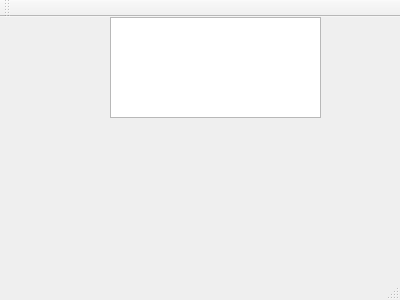
Old version of the form mainwindow.ui in the repository Liurunyuan/guiJ75.
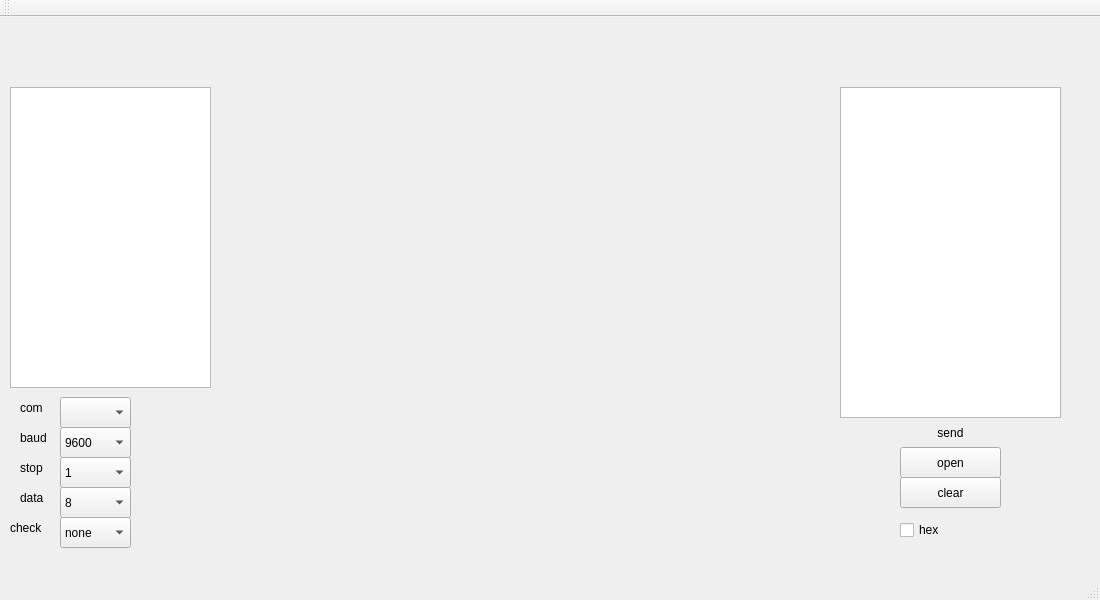
New version of the form.

Commit message: set background picture

Patch:
```diff
--- a/mainwindow.ui
+++ b/mainwindow.ui
@@ -6,24 +6,235 @@
    <rect>
     <x>0</x>
     <y>0</y>
-    <width>400</width>
-    <height>300</height>
+    <width>1100</width>
+    <height>600</height>
    </rect>
   </property>
   <property name="windowTitle">
    <string>MainWindow</string>
   </property>
+  <property name="autoFillBackground">
+   <bool>true</bool>
+  </property>
   <widget class="QWidget" name="centralWidget">
    <widget class="QTextBrowser" name="rxDataDisplay">
     <property name="geometry">
      <rect>
-      <x>110</x>
-      <y>0</y>
-      <width>211</width>
-      <height>101</height>
+      <x>10</x>
+      <y>70</y>
+      <width>201</width>
+      <height>301</height>
      </rect>
     </property>
    </widget>
+   <widget class="QPushButton" name="sendButton">
+    <property name="geometry">
+     <rect>
+      <x>900</x>
+      <y>400</y>
+      <width>101</width>
+      <height>31</height>
+     </rect>
+    </property>
+    <property name="styleSheet">
+     <string notr="true">background: transparent;</string>
+    </property>
+    <property name="text">
+     <string>send</string>
+    </property>
+    <property name="flat">
+     <bool>true</bool>
+    </property>
+   </widget>
+   <widget class="QPushButton" name="clearButton">
+    <property name="geometry">
+     <rect>
+      <x>900</x>
+      <y>460</y>
+      <width>101</width>
+      <height>31</height>
+     </rect>
+    </property>
+    <property name="text">
+     <string>clear</string>
+    </property>
+   </widget>
+   <widget class="QPushButton" name="openButton">
+    <property name="geometry">
+     <rect>
+      <x>900</x>
+      <y>430</y>
+      <width>101</width>
+      <height>31</height>
+     </rect>
+    </property>
+    <property name="text">
+     <string>open</string>
+    </property>
+   </widget>
+   <widget class="QCheckBox" name="hexBox">
+    <property name="geometry">
+     <rect>
+      <x>900</x>
+      <y>500</y>
+      <width>99</width>
+      <height>26</height>
+     </rect>
+    </property>
+    <property name="text">
+     <string>hex</string>
+    </property>
+   </widget>
+   <widget class="QTextEdit" name="txDataInput">
+    <property name="geometry">
+     <rect>
+      <x>840</x>
+      <y>70</y>
+      <width>221</width>
+      <height>331</height>
+     </rect>
+    </property>
+   </widget>
+   <widget class="QComboBox" name="baudBox">
+    <property name="geometry">
+     <rect>
+      <x>60</x>
+      <y>410</y>
+      <width>71</width>
+      <height>31</height>
+     </rect>
+    </property>
+    <item>
+     <property name="text">
+      <string>9600</string>
+     </property>
+    </item>
+    <item>
+     <property name="text">
+      <string>115200</string>
+     </property>
+    </item>
+   </widget>
+   <widget class="QComboBox" name="stopBox">
+    <property name="geometry">
+     <rect>
+      <x>60</x>
+      <y>440</y>
+      <width>71</width>
+      <height>31</height>
+     </rect>
+    </property>
+    <item>
+     <property name="text">
+      <string>1</string>
+     </property>
+    </item>
+   </widget>
+   <widget class="QComboBox" name="dataBox">
+    <property name="geometry">
+     <rect>
+      <x>60</x>
+      <y>470</y>
+      <width>71</width>
+      <height>31</height>
+     </rect>
+    </property>
+    <item>
+     <property name="text">
+      <string>8</string>
+     </property>
+    </item>
+   </widget>
+   <widget class="QComboBox" name="checkBox">
+    <property name="geometry">
+     <rect>
+      <x>60</x>
+      <y>500</y>
+      <width>71</width>
+      <height>31</height>
+     </rect>
+    </property>
+    <item>
+     <property name="text">
+      <string>none</string>
+     </property>
+    </item>
+   </widget>
+   <widget class="QComboBox" name="comBox">
+    <property name="geometry">
+     <rect>
+      <x>60</x>
+      <y>380</y>
+      <width>71</width>
+      <height>31</height>
+     </rect>
+    </property>
+   </widget>
+   <widget class="QLabel" name="label">
+    <property name="geometry">
+     <rect>
+      <x>20</x>
+      <y>380</y>
+      <width>31</width>
+      <height>21</height>
+     </rect>
+    </property>
+    <property name="text">
+     <string>com</string>
+    </property>
+   </widget>
+   <widget class="QLabel" name="label_2">
+    <property name="geometry">
+     <rect>
+      <x>20</x>
+      <y>410</y>
+      <width>41</width>
+      <height>21</height>
+     </rect>
+    </property>
+    <property name="text">
+     <string>baud</string>
+    </property>
+   </widget>
+   <widget class="QLabel" name="label_3">
+    <property name="geometry">
+     <rect>
+      <x>20</x>
+      <y>440</y>
+      <width>41</width>
+      <height>21</height>
+     </rect>
+    </property>
+    <property name="text">
+     <string>stop</string>
+    </property>
+   </widget>
+   <widget class="QLabel" name="label_4">
+    <property name="geometry">
+     <rect>
+      <x>20</x>
+      <y>470</y>
+      <width>41</width>
+      <height>21</height>
+     </rect>
+    </property>
+    <property name="text">
+     <string>data</string>
+    </property>
+   </widget>
+   <widget class="QLabel" name="label_5">
+    <property name="geometry">
+     <rect>
+      <x>10</x>
+      <y>500</y>
+      <width>51</width>
+      <height>21</height>
+     </rect>
+    </property>
+    <property name="text">
+     <string>check</string>
+    </property>
+   </widget>
   </widget>
   <widget class="QMenuBar" name="menuBar">
    <property name="geometry">
```
Left out of the diff: 37 changed lines with no effect on the pictures. The commit also changes 7 other files.
